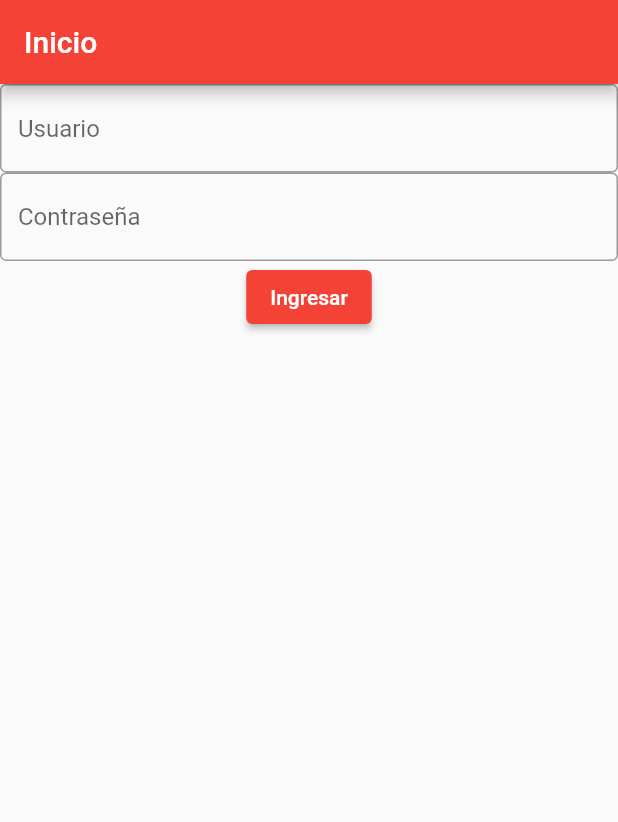
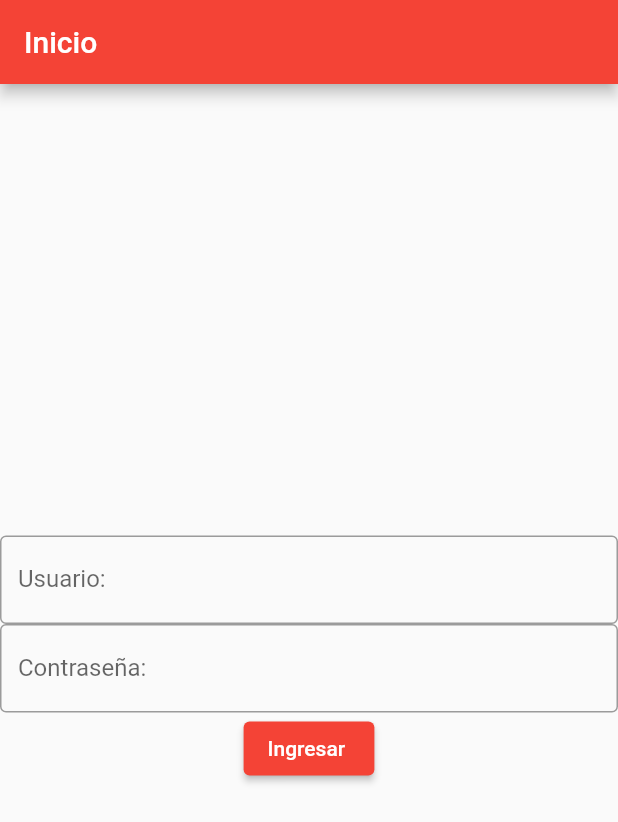
Before and after one commit to juriel/flutter_learn_00, a Flutter app: the screen it shows after launch, on a phone screen of 412 x 824 dp. Shown: the top 822 px of the screen. Run offline on Flutter 3.47's test engine with Material 2 defaults, Android fonts, the phone set to English and light mode, and no system bars.

Commit message:
Avance Tue 16 Aug 2022 10:19:09 AM -05

```diff
--- a/lib/screens/loginpage2.dart
+++ b/lib/screens/loginpage2.dart
@@ -10,6 +10,9 @@ class LoginPage2 extends StatefulWidget {
 
 class _LoginPage2State extends State<LoginPage2> {
   GlobalKey formKey = GlobalKey<FormState>();
+  String userName = "";
+  String password = "";
+
   @override
   Widget build(BuildContext context) {
     return Form(
@@ -29,21 +32,32 @@ class _LoginPage2State extends State<LoginPage2> {
         // center the children vertically; the main axis here is the vertical
         // axis because Columns are vertical (the cross axis would be
         // horizontal).
-        mainAxisAlignment: MainAxisAlignment.start,
+        mainAxisAlignment: MainAxisAlignment.center,
         children: <Widget>[
-          TextField(
+          TextFormField(
             decoration: InputDecoration(
+              labelText: "Usuario:",
               border: OutlineInputBorder(),
               hintText: 'Usuario',
             ),
+            onSaved: (value) {
+              userName = value!;
+            },
           ),
-          TextField(
+          TextFormField(
+
             decoration: InputDecoration(
+              labelText: "Contraseña:",
               border: OutlineInputBorder(),
               hintText: 'Contraseña',
             ),
           ),
-          ElevatedButton(child: Text("Ingresar"), onPressed: ()=>{})
+          ElevatedButton(child: Text("Ingresar "+userName), onPressed: () => {
+            this.setState(() {
+
+              userName = "Presion "+formKey.currentWidget.toString();;
+            })
+          })
         ],
       ),
     );
```
